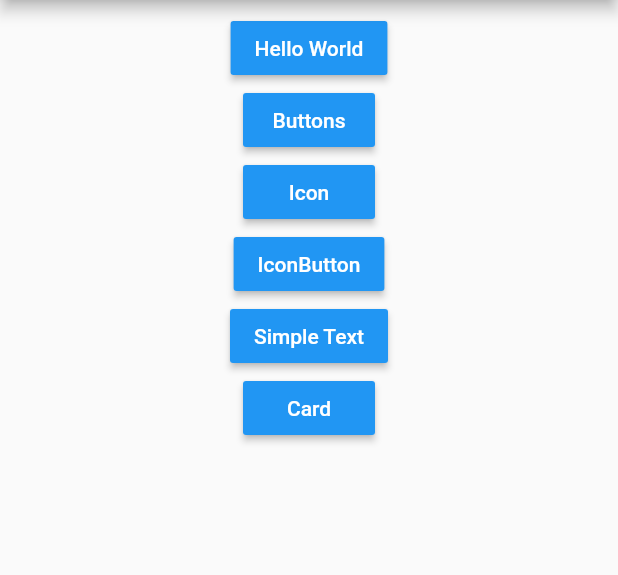
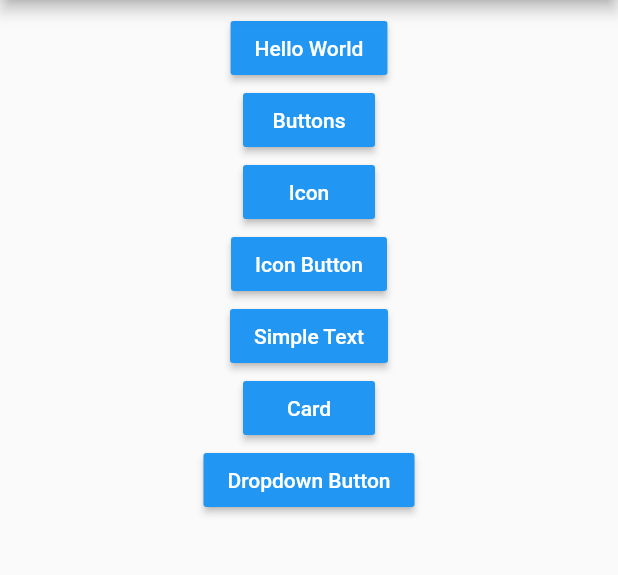
Before and after one commit to arifikhsan/flutter_components, a Flutter app: the screen it shows after launch, on a phone screen of 412 x 824 dp, the part 84-659 px from its top. Run offline on Flutter 3.47's test engine with Material 2 defaults, Android fonts, the phone set to English and light mode, and no system bars; our stand-ins replace fluttertoast.

Commit message:
dropdown

```diff
--- a/lib/main.dart
+++ b/lib/main.dart
@@ -1,6 +1,7 @@
 import 'package:flutter/material.dart';
 import 'package:flutter_components/pages/button_page.dart';
 import 'package:flutter_components/pages/card_page.dart';
+import 'package:flutter_components/pages/dropdown_button_page.dart';
 import 'package:flutter_components/pages/hello_world_page.dart';
 import 'package:flutter_components/pages/home_page.dart';
 import 'package:flutter_components/pages/icon_button_page.dart';
@@ -23,6 +24,7 @@ class App extends StatelessWidget {
         '/icon_button': (context) => IconButtonPage(),
         '/text': (context) => TextPage(),
         '/card': (context) => CardPage(),
+        '/dropdown_button': (context) => DropdownButtonPage(),
       },
     );
   }
--- a/lib/pages/home_page.dart
+++ b/lib/pages/home_page.dart
@@ -46,7 +46,7 @@ class HomePage extends StatelessWidget {
               RaisedButton(
                 color: Colors.blue,
                 child: Text(
-                  'IconButton',
+                  'Icon Button',
                   style: TextStyle(color: Colors.white),
                 ),
                 onPressed: () {
@@ -71,6 +71,16 @@ class HomePage extends StatelessWidget {
                 onPressed: () {
                   Navigator.pushNamed(context, '/card');
                 },
+              ),
+              RaisedButton(
+                color: Colors.blue,
+                child: Text(
+                  'Dropdown Button',
+                  style: TextStyle(color: Colors.white),
+                ),
+                onPressed: () {
+                  Navigator.pushNamed(context, '/dropdown_button');
+                },
               )
             ],
           ),
```
Also changed, not shown: lib/pages/dropdown_button_page.dart (added, +70 -0 lines).
